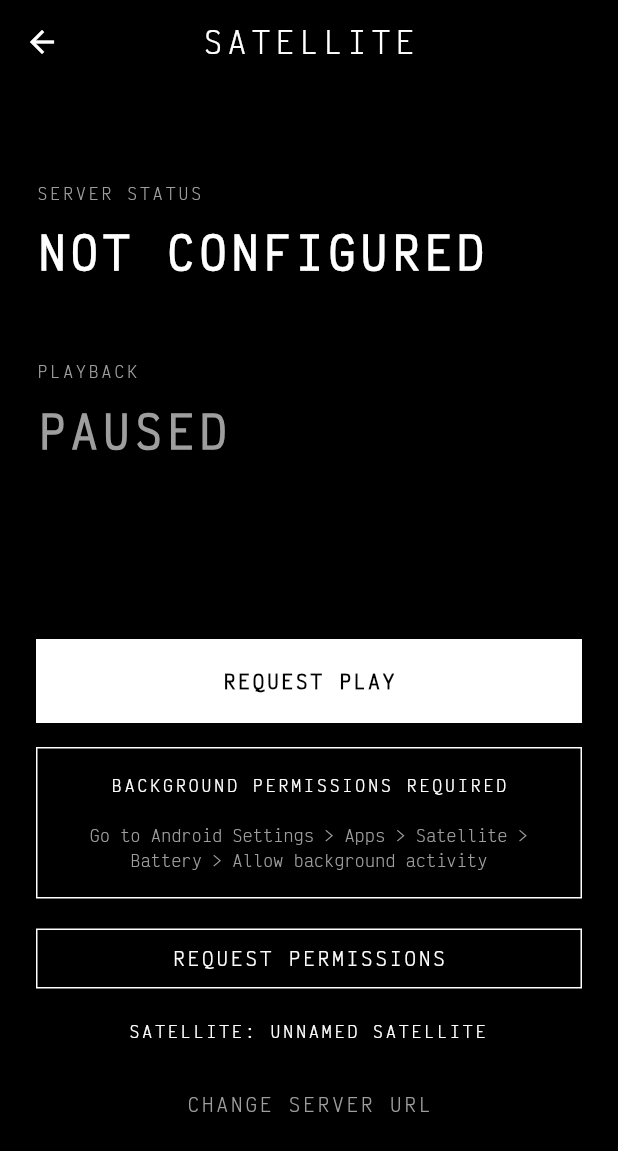
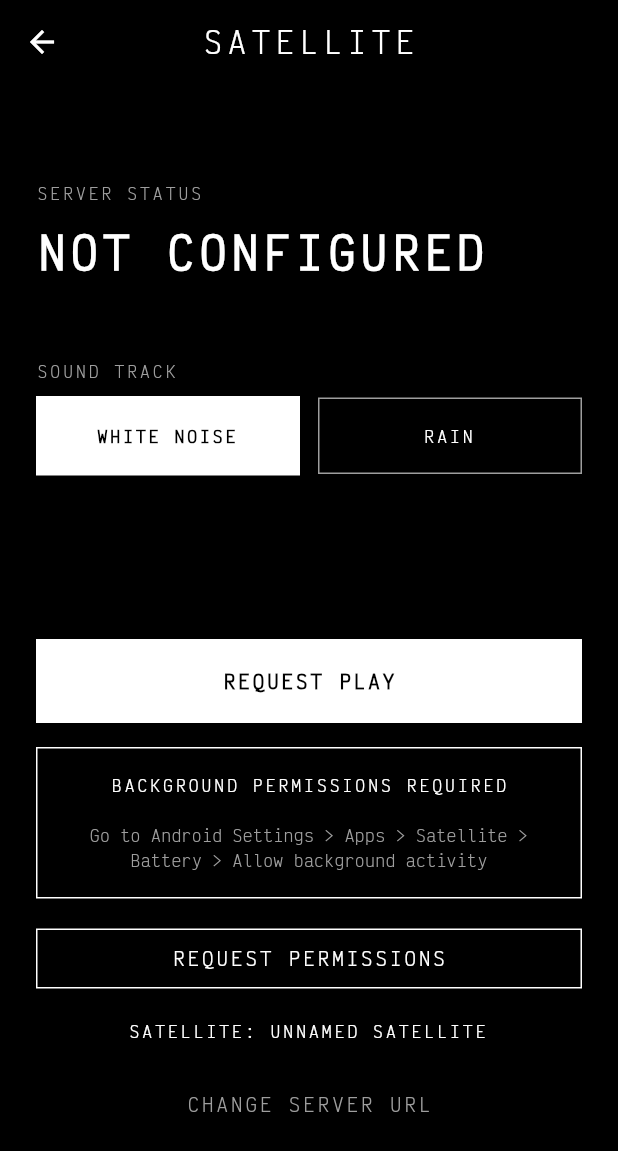
Before and after one commit to bfpimentel/satellite, a Flutter app: the MainScreen screen opened directly, on a phone screen of 412 x 824 dp. Shown: the top 1151 px of the screen. Run offline on Flutter 3.47's test engine with Material 3 defaults, Android fonts, the phone set to English and light mode, and no system bars; our stand-ins replace audio_service, just_audio, shared_preferences, signals_flutter; accounts and stored records are empty.

Commit message:
feat: add rain soundtrack and track selection

```diff
--- a/app/lib/main.dart
+++ b/app/lib/main.dart
@@ -258,19 +258,30 @@ class MainScreen extends StatelessWidget {
               ),
               const SizedBox(height: 48),
               const Text(
-                'PLAYBACK',
+                'SOUND TRACK',
                 style: TextStyle(
                     fontSize: 12, letterSpacing: 2, color: Colors.grey),
               ),
               const SizedBox(height: 8),
-              Text(
-                audioState.isPlaying ? 'PLAYING' : 'PAUSED',
-                style: TextStyle(
-                  fontSize: 32,
-                  fontWeight: FontWeight.w700,
-                  letterSpacing: 4,
-                  color: audioState.isPlaying ? Colors.white : Colors.grey,
-                ),
+              Row(
+                children: [
+                  Expanded(
+                    child: _TrackButton(
+                      label: 'WHITE NOISE',
+                      isSelected:
+                          audioState.selectedTrack == AudioTrack.whiteNoise,
+                      onTap: () => audioStore.setTrack(AudioTrack.whiteNoise),
+                    ),
+                  ),
+                  const SizedBox(width: 12),
+                  Expanded(
+                    child: _TrackButton(
+                      label: 'RAIN',
+                      isSelected: audioState.selectedTrack == AudioTrack.rain,
+                      onTap: () => audioStore.setTrack(AudioTrack.rain),
+                    ),
+                  ),
+                ],
               ),
               const Spacer(),
               SizedBox(
@@ -352,3 +363,42 @@ class MainScreen extends StatelessWidget {
     );
   }
 }
+
+class _TrackButton extends StatelessWidget {
+  final String label;
+  final bool isSelected;
+  final VoidCallback onTap;
+
+  const _TrackButton({
+    required this.label,
+    required this.isSelected,
+    required this.onTap,
+  });
+
+  @override
+  Widget build(BuildContext context) {
+    return GestureDetector(
+      onTap: onTap,
+      child: Container(
+        padding: const EdgeInsets.symmetric(vertical: 16),
+        decoration: BoxDecoration(
+          border: Border.all(
+            color: isSelected ? Colors.white : Colors.grey,
+            width: isSelected ? 2 : 1,
+          ),
+          color: isSelected ? Colors.white : Colors.transparent,
+        ),
+        child: Text(
+          label,
+          textAlign: TextAlign.center,
+          style: TextStyle(
+            fontSize: 12,
+            letterSpacing: 2,
+            fontWeight: isSelected ? FontWeight.w700 : FontWeight.w400,
+            color: isSelected ? Colors.black : Colors.white,
+          ),
+        ),
+      ),
+    );
+  }
+}
--- a/app/lib/stores/audio_store.dart
+++ b/app/lib/stores/audio_store.dart
@@ -4,29 +4,56 @@ import 'package:audio_service/audio_service.dart';
 import 'package:flutter/material.dart';
 import 'package:http/http.dart' as http;
 import 'package:just_audio/just_audio.dart';
+import 'package:shared_preferences/shared_preferences.dart';
 import 'package:signals_flutter/signals_flutter.dart';
 import 'package:web_socket_channel/web_socket_channel.dart';
+
+enum AudioTrack { whiteNoise, rain }
+
+extension AudioTrackExtension on AudioTrack {
+  String get displayName {
+    switch (this) {
+      case AudioTrack.whiteNoise:
+        return 'White Noise';
+      case AudioTrack.rain:
+        return 'Rain';
+    }
+  }
+
+  String get assetPath {
+    switch (this) {
+      case AudioTrack.whiteNoise:
+        return 'assets/white_noise.wav';
+      case AudioTrack.rain:
+        return 'assets/rain.mp3';
+    }
+  }
+}
 
 class AudioState {
   final String serverStatus;
   final bool isPlaying;
   final bool isWebSocketConnected;
+  final AudioTrack selectedTrack;
 
   const AudioState({
     this.serverStatus = 'Not Configured',
     this.isPlaying = false,
     this.isWebSocketConnected = false,
+    this.selectedTrack = AudioTrack.whiteNoise,
   });
 
   AudioState copyWith({
     String? serverStatus,
     bool? isPlaying,
     bool? isWebSocketConnected,
+    AudioTrack? selectedTrack,
   }) {
     return AudioState(
       serverStatus: serverStatus ?? this.serverStatus,
       isPlaying: isPlaying ?? this.isPlaying,
       isWebSocketConnected: isWebSocketConnected ?? this.isWebSocketConnected,
+      selectedTrack: selectedTrack ?? this.selectedTrack,
     );
   }
 }
@@ -59,8 +86,35 @@ class AudioStore {
     });
   }
 
-  void init() {
-    // Player must be set via setPlayer() before calling init
+  Future<void> init() async {
+    await _loadSelectedTrack();
+  }
+
+  Future<void> _loadSelectedTrack() async {
+    final prefs = await SharedPreferences.getInstance();
+    final trackName = prefs.getString('selected_track') ?? 'whiteNoise';
+    final track = AudioTrack.values.firstWhere(
+      (t) => t.name == trackName,
+      orElse: () => AudioTrack.whiteNoise,
+    );
+    state.value = state.value.copyWith(selectedTrack: track);
+  }
+
+  Future<void> setTrack(AudioTrack track) async {
+    final prefs = await SharedPreferences.getInstance();
+    await prefs.setString('selected_track', track.name);
+    state.value = state.value.copyWith(selectedTrack: track);
+
+    // Reload asset if track changes
+    if (_assetLoaded) {
+      _assetLoaded = false;
+      await _player?.stop();
+    }
+
+    // Auto-play if server is currently playing
+    if (state.value.serverStatus == 'Playing') {
+      await play();
+    }
   }
 
   void setSatelliteIdentity({required String id, required String name}) {
@@ -265,8 +319,9 @@ class AudioStore {
   }
 
   Future<void> play() async {
+    final track = state.value.selectedTrack;
     if (!_assetLoaded) {
-      await _player?.setAsset('assets/white_noise.wav');
+      await _player?.setAsset(track.assetPath);
       await _player?.setLoopMode(LoopMode.one);
       _assetLoaded = true;
     }
--- a/app/pubspec.yaml
+++ b/app/pubspec.yaml
@@ -24,6 +24,7 @@ flutter:
   uses-material-design: true
   assets:
     - assets/white_noise.wav
+    - assets/rain.mp3
   fonts:
     - family: Victor Mono
       fonts:
```
Also changed, not shown: 3 other files.
